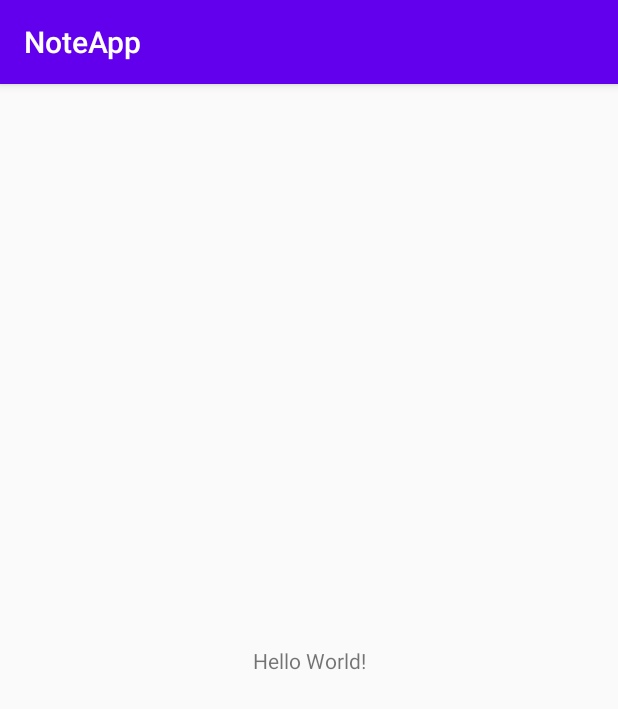
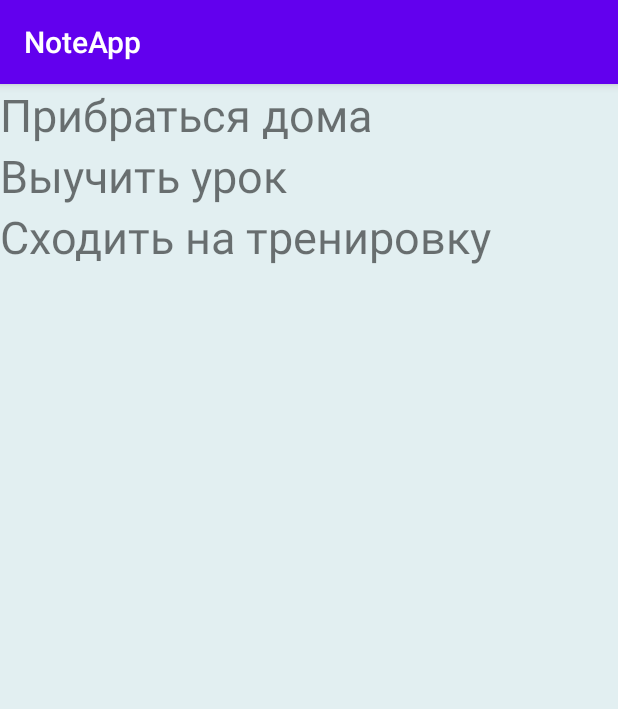
Before and after one commit to YlishnaF/NoteApp, an Android app: the screen it shows after launch (MainActivity), on a phone screen of 412 x 824 dp. Shown: the top 709 px of the screen. Run offline under Robolectric (Android 15) with nearby library versions, the phone set to English and light mode, and no system bars.

Commit message:
фрагменты дз

```diff
--- a/app/build.gradle
+++ b/app/build.gradle
@@ -26,8 +26,11 @@ dependencies {
     implementation fileTree(dir: "libs", include: ["*.jar"])
     implementation 'androidx.appcompat:appcompat:1.2.0'
     implementation 'androidx.constraintlayout:constraintlayout:2.1.4'
+    implementation 'androidx.legacy:legacy-support-v4:1.0.0'
+    implementation 'androidx.wear:wear:1.0.0'
     testImplementation 'junit:junit:4.12'
     androidTestImplementation 'androidx.test.ext:junit:1.1.3'
     androidTestImplementation 'androidx.test.espresso:espresso-core:3.4.0'
+    compileOnly 'com.google.android.wearable:wearable:2.5.0'
 
 }
--- a/app/src/main/java/com/example/noteapp/MainActivity.java
+++ b/app/src/main/java/com/example/noteapp/MainActivity.java
@@ -10,5 +10,12 @@ public class MainActivity extends AppCompatActivity {
     protected void onCreate(Bundle savedInstanceState) {
         super.onCreate(savedInstanceState);
         setContentView(R.layout.activity_main);
-    }
+
+        if(savedInstanceState==null){
+            getSupportFragmentManager()
+                    .beginTransaction()
+                    .add(R.id.fragment_container, new NotesListFragment())
+                    .commit();
+        }
+      }
 }
--- /dev/null
+++ b/app/src/main/java/com/example/noteapp/Note.java
@@ -0,0 +1,19 @@
+package com.example.noteapp;
+
+import java.util.Arrays;
+import java.util.List;
+
+public class Note {
+
+    List<String> noteTitles = Arrays.asList("Прибраться дома", "Выучить урок", "Сходить на тренировку");
+    List<String> descriptions = Arrays.asList("Вынести мусор, пропылесосить, вымыть пол, протереть пыль", "Прочитать теорию, сделать практику", "Встать с дивана, начать двигаться");
+
+
+    public List<String> getNoteTitles() {
+        return noteTitles;
+    }
+
+    public List<String> getDescriptions() {
+        return descriptions;
+    }
+}
--- /dev/null
+++ b/app/src/main/java/com/example/noteapp/NotesListFragment.java
@@ -0,0 +1,99 @@
+package com.example.noteapp;
+
+import android.app.Activity;
+import android.content.Intent;
+import android.content.res.Configuration;
+import android.os.Bundle;
+
+import androidx.annotation.NonNull;
+import androidx.annotation.Nullable;
+import androidx.fragment.app.Fragment;
+import androidx.fragment.app.FragmentManager;
+import androidx.fragment.app.FragmentTransaction;
+
+import android.view.LayoutInflater;
+import android.view.View;
+import android.view.ViewGroup;
+import android.widget.LinearLayout;
+import android.widget.TextView;
+import android.widget.Toast;
+
+import java.util.List;
+
+import static com.example.noteapp.NoteDescriptionFragment.ARG_INDEX;
+
+public class NotesListFragment extends Fragment {
+    private static final String CURRENT_DESCRIPTION = "Description";
+    private int currentPosition = 0;
+    private Note notes = new Note();
+
+    @Override
+    public View onCreateView(LayoutInflater inflater, ViewGroup container,
+                             Bundle savedInstanceState) {
+        // Inflate the layout for this fragment
+        return inflater.inflate(R.layout.fragment_notes_list, container, false);
+    }
+
+    @Override
+    public void onViewCreated(@NonNull View view, @Nullable Bundle savedInstanceState) {
+        super.onViewCreated(view, savedInstanceState);
+        if(savedInstanceState!=null){
+            currentPosition = savedInstanceState.getInt(CURRENT_DESCRIPTION, 0);
+        }
+        initList(view);
+        if(getResources().getConfiguration().orientation==Configuration.ORIENTATION_LANDSCAPE){
+            showLandDescription(currentPosition);
+        }
+    }
+
+    public void initList(View view) {
+        LinearLayout linearLayout = (LinearLayout) view;
+        List<String> noteTitles =  notes.getNoteTitles();
+        for (int i = 0; i < noteTitles.size(); i++) {
+            final String title = noteTitles.get(i);
+            TextView textView = new TextView(getContext());
+            textView.setText(title);
+            textView.setTextSize(30);
+            linearLayout.addView(textView);
+            final int position = i;
+            textView.setOnClickListener(new View.OnClickListener() {
+                @Override
+                public void onClick(View v) {
+                    Toast.makeText(getContext(), title, Toast.LENGTH_SHORT).show();
+                    currentPosition = position;
+                    showNoteDescription(position);
+                }
+            });
+        }
+    }
+
+    private void showNoteDescription(int index) {
+        if (getResources().getConfiguration().orientation == Configuration.ORIENTATION_LANDSCAPE) {
+            showLandDescription(index);
+        } else {
+            showPortDescription(index);
+        }
+    }
+
+    private void showPortDescription(int index) {
+        Activity activity = requireActivity();
+        final Intent intent = new Intent(activity, NotePortActivity.class);
+        intent.putExtra(ARG_INDEX, index);
+        activity.startActivity(intent);
+    }
+
+    private void showLandDescription(int index) {
+        NoteDescriptionFragment noteDescriptionFragment = NoteDescriptionFragment.newInstance(index);
+        FragmentManager fragmentManager = requireActivity().getSupportFragmentManager();
+        FragmentTransaction fragmentTransaction = fragmentManager
+                .beginTransaction();
+        fragmentTransaction.replace(R.id.note_description_container, noteDescriptionFragment);
+        fragmentTransaction.commit();
+    }
+
+    @Override
+    public void onSaveInstanceState(@NonNull Bundle outState) {
+        outState.putInt(CURRENT_DESCRIPTION, currentPosition);
+        super.onSaveInstanceState(outState);
+    }
+}
--- /dev/null
+++ b/app/src/main/res/layout-land/activity_main.xml
@@ -0,0 +1,22 @@
+<?xml version="1.0" encoding="utf-8"?>
+<LinearLayout
+    xmlns:android="http://schemas.android.com/apk/res/android"
+    android:orientation="horizontal"
+    android:layout_width="match_parent"
+    android:layout_height="match_parent">
+
+    <FrameLayout
+        android:id="@+id/fragment_container"
+        android:layout_width="0px"
+        android:layout_height="match_parent"
+        android:layout_weight="1"/>
+
+    <FrameLayout
+        android:id="@+id/note_description_container"
+        android:layout_width="0px"
+        android:layout_height="match_parent"
+        android:layout_weight="1">
+
+    </FrameLayout>
+
+</LinearLayout>
--- a/app/src/main/res/layout/activity_main.xml
+++ b/app/src/main/res/layout/activity_main.xml
@@ -1,18 +1,14 @@
 <?xml version="1.0" encoding="utf-8"?>
-<androidx.constraintlayout.widget.ConstraintLayout xmlns:android="http://schemas.android.com/apk/res/android"
+<FrameLayout xmlns:android="http://schemas.android.com/apk/res/android"
     xmlns:app="http://schemas.android.com/apk/res-auto"
     xmlns:tools="http://schemas.android.com/tools"
     android:layout_width="match_parent"
     android:layout_height="match_parent"
     tools:context=".MainActivity">
 
-    <TextView
-        android:layout_width="wrap_content"
-        android:layout_height="wrap_content"
-        android:text="Hello World!"
-        app:layout_constraintBottom_toBottomOf="parent"
-        app:layout_constraintLeft_toLeftOf="parent"
-        app:layout_constraintRight_toRightOf="parent"
-        app:layout_constraintTop_toTopOf="parent" />
+    <FrameLayout
+        android:id="@+id/fragment_container"
+        android:layout_width="match_parent"
+        android:layout_height="match_parent" />
 
-</androidx.constraintlayout.widget.ConstraintLayout>
+</FrameLayout>
--- /dev/null
+++ b/app/src/main/res/layout/fragment_notes_list.xml
@@ -0,0 +1,8 @@
+<?xml version="1.0" encoding="utf-8"?>
+<LinearLayout xmlns:android="http://schemas.android.com/apk/res/android"
+    xmlns:tools="http://schemas.android.com/tools"
+    android:layout_width="match_parent"
+    android:layout_height="match_parent"
+    android:background="#E2EFF1"
+    android:orientation="vertical"
+    tools:context=".NotesListFragment"></LinearLayout>
--- a/app/src/main/res/values/colors.xml
+++ b/app/src/main/res/values/colors.xml
@@ -3,4 +3,5 @@
     <color name="colorPrimary">#6200EE</color>
     <color name="colorPrimaryDark">#3700B3</color>
     <color name="colorAccent">#03DAC5</color>
+    <color name="descriptionBackground">#F4E7E7</color>
 </resources>
--- a/app/src/main/res/values/strings.xml
+++ b/app/src/main/res/values/strings.xml
@@ -1,3 +1,7 @@
 <resources>
     <string name="app_name">NoteApp</string>
+    <!-- TODO: Remove or change this placeholder text -->
+    <string name="hello_blank_fragment">Hello blank fragment</string>
+    <string name="title_activity_note_port">NotePortActivity</string>
+
 </resources>
```
Also changed, not shown: app/src/main/AndroidManifest.xml (+8 -0 lines), app/src/main/java/com/example/noteapp/NoteDescriptionFragment.java (added, +47 -0 lines), app/src/main/java/com/example/noteapp/NotePortActivity.java (added, +31 -0 lines), app/src/main/res/layout/activity_note_port.xml (added, +11 -0 lines), app/src/main/res/layout/fragment_note_description.xml (added, +19 -0 lines), app/src/main/res/values/dimens.xml (added, +15 -0 lines).
